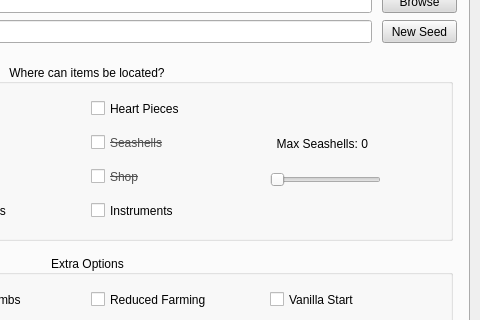
Above: UI/form.ui from Owen-Splat/LAS-Randomizer before the change; both pictures show x 300 to 780 and y 81 to 401 of the 780 by 639 pixel window. Below: the same form after it.
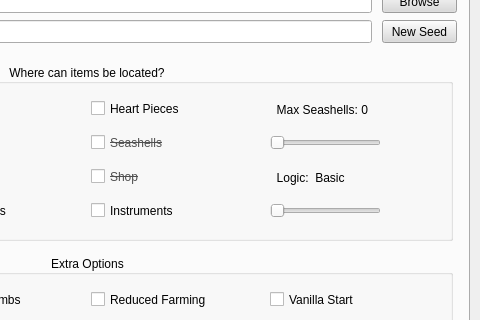
That is the form after the change.

Commit message: bug fix, sunken HPs excluded, logic picker

```diff
--- a/UI/form.ui
+++ b/UI/form.ui
@@ -523,7 +523,7 @@
        <property name="geometry">
         <rect>
          <x>548</x>
-         <y>105</y>
+         <y>68</y>
          <width>111</width>
          <height>22</height>
         </rect>
@@ -557,7 +557,7 @@
        <property name="geometry">
         <rect>
          <x>548</x>
-         <y>68</y>
+         <y>34</y>
          <width>111</width>
          <height>23</height>
         </rect>
@@ -757,6 +757,86 @@
         <bool>true</bool>
        </property>
       </widget>
+      <widget class="QSlider" name="horizontalSlider_2">
+       <property name="geometry">
+        <rect>
+         <x>548</x>
+         <y>136</y>
+         <width>111</width>
+         <height>22</height>
+        </rect>
+       </property>
+       <property name="font">
+        <font>
+         <pointsize>9</pointsize>
+         <bold>true</bold>
+        </font>
+       </property>
+       <property name="whatsThis">
+        <string>This controls whether the Seashell Mansion prizes can contain progress items</string>
+       </property>
+       <property name="maximum">
+        <number>3</number>
+       </property>
+       <property name="value">
+        <number>0</number>
+       </property>
+       <property name="orientation">
+        <enum>Qt::Horizontal</enum>
+       </property>
+       <property name="tickPosition">
+        <enum>QSlider::NoTicks</enum>
+       </property>
+       <property name="tickInterval">
+        <number>1</number>
+       </property>
+      </widget>
+      <widget class="QLabel" name="label_11">
+       <property name="geometry">
+        <rect>
+         <x>548</x>
+         <y>102</y>
+         <width>111</width>
+         <height>23</height>
+        </rect>
+       </property>
+       <property name="sizePolicy">
+        <sizepolicy hsizetype="Fixed" vsizetype="Fixed">
+         <horstretch>0</horstretch>
+         <verstretch>0</verstretch>
+        </sizepolicy>
+       </property>
+       <property name="minimumSize">
+        <size>
+         <width>75</width>
+         <height>23</height>
+        </size>
+       </property>
+       <property name="toolTip">
+        <string/>
+       </property>
+       <property name="whatsThis">
+        <string>This controls whether the Seashell Mansion prizes can contain progress items</string>
+       </property>
+       <property name="frameShape">
+        <enum>QFrame::NoFrame</enum>
+       </property>
+       <property name="frameShadow">
+        <enum>QFrame::Plain</enum>
+       </property>
+       <property name="text">
+        <string>  Logic:  Basic</string>
+       </property>
+       <property name="textFormat">
+        <enum>Qt::PlainText</enum>
+       </property>
+       <property name="alignment">
+        <set>Qt::AlignLeading|Qt::AlignLeft|Qt::AlignVCenter</set>
+       </property>
+       <property name="wordWrap">
+        <bool>false</bool>
+       </property>
+      </widget>
      </widget>
      <widget class="QGroupBox" name="groupBox_2">
       <property name="geometry">
```
Left out of the diff: 2 changed lines with no effect on the pictures. The commit also changes 21 other files.
